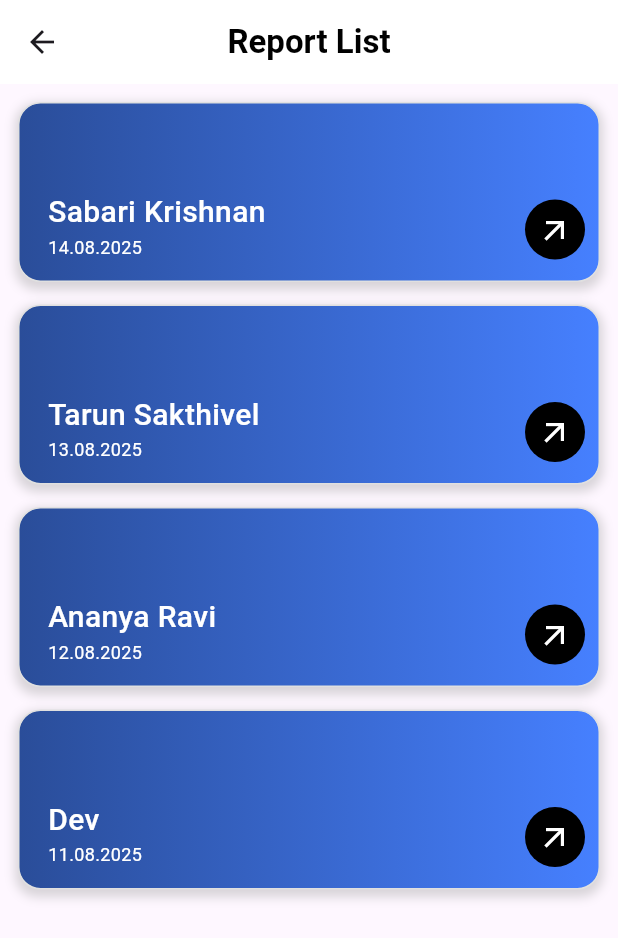
After one commit to tarun-sakthivel/Cognicare-app, a Flutter app: the HomePage screen opened directly, after a tap on "Reports", on a phone screen of 412 x 824 dp. The commit adds this screen. Shown: the top 938 px of the screen. Run offline on Flutter 3.47's test engine with Material 3 defaults, Android fonts, the phone set to English and light mode, and no system bars; our stand-ins replace bloc, camera, equatable, flutter_bloc, flutter_dotenv, permission_handler and 2 more; accounts and stored records are empty.

Commit message:
List view

```diff
--- a/lib/Screens/Home.dart
+++ b/lib/Screens/Home.dart
@@ -1,4 +1,5 @@
 import 'package:cognicare/Screens/Flow_exp.dart';
+import 'package:cognicare/Screens/ReportList.dart';
 import 'package:cognicare/utils/local_storage.dart' show LocalStorage;
 import 'package:flutter/material.dart';
 import 'package:flutter/services.dart';
@@ -111,7 +112,12 @@ class _HomePageState extends State<HomePage> {
                 SizedBox(
                   height: 30,
                 ),
-                Stack(
+                GestureDetector(
+                  onTap: () {
+                    Navigator.push(context,
+                        MaterialPageRoute(builder: (context) => ReportList()));
+                  },
+                  child: Stack(
                     children: [
                       Image.asset('assets/Images/Diagnose_button.png'),
                       Positioned(
@@ -144,6 +150,7 @@ class _HomePageState extends State<HomePage> {
                           child: Image.asset('assets/Images/report_icon.png',
                               height: 80)),
                     ],
+                  ),
                 ),
                 SizedBox(
                   height: 30,
@@ -201,7 +208,17 @@ class _HomePageState extends State<HomePage> {
                           fontSize: 20,
                           fontWeight: FontWeight.w500)),
                 ),
-                Reportwidget()
+                ReportWidget(
+                  name: 'Sabari Krishnan',
+                  date: '14.08.2025',
+                  onTap: () {
+                    // Handle navigation to details or report page
+                    ScaffoldMessenger.of(context).showSnackBar(
+                      SnackBar(
+                          content: Text("Opening report of Sabari Krishnan")),
+                    );
+                  },
+                )
               ],
             )),
       ),
--- /dev/null
+++ b/lib/Screens/ReportList.dart
@@ -0,0 +1,52 @@
+import 'package:cognicare/Widgets/reportWidget.dart';
+import 'package:flutter/material.dart';
+
+class ReportList extends StatefulWidget {
+  const ReportList({super.key});
+
+  @override
+  State<ReportList> createState() => _ReportListState();
+}
+
+class _ReportListState extends State<ReportList> {
+  // Sample report data (you can replace with your dynamic list)
+  final List<Map<String, String>> reports = [
+    {'name': 'Sabari Krishnan', 'date': '14.08.2025'},
+    {'name': 'Tarun Sakthivel', 'date': '13.08.2025'},
+    {'name': 'Ananya Ravi', 'date': '12.08.2025'},
+    {'name': 'Dev', 'date': '11.08.2025'},
+  ];
+
+  @override
+  Widget build(BuildContext context) {
+    return Scaffold(
+      appBar: AppBar(
+        title: const Text('Report List',
+            style: TextStyle(color: Colors.black, fontWeight: FontWeight.bold)),
+        centerTitle: true,
+        backgroundColor: const Color.fromARGB(255, 255, 255, 255),
+      ),
+      body: Padding(
+        padding: const EdgeInsets.all(12.0),
+        child: ListView.separated(
+          itemCount: reports.length,
+          separatorBuilder: (context, index) => const SizedBox(height: 15),
+          itemBuilder: (context, index) {
+            final report = reports[index];
+            return ReportWidget(
+              name: report['name']!,
+              date: report['date']!,
+              onTap: () {
+                // Handle navigation to details or report page
+                ScaffoldMessenger.of(context).showSnackBar(
+                  SnackBar(
+                      content: Text("Opening report of ${report['name']}")),
+                );
+              },
+            );
+          },
+        ),
+      ),
+    );
+  }
+}
--- a/lib/Widgets/reportWidget.dart
+++ b/lib/Widgets/reportWidget.dart
@@ -1,16 +1,23 @@
 import 'package:flutter/material.dart';
 
-class Reportwidget extends StatefulWidget {
-  const Reportwidget({super.key});
+class ReportWidget extends StatelessWidget {
+  final String name;
+  final String date;
+  final VoidCallback onTap;
+
+  const ReportWidget({
+    super.key,
+    required this.name,
+    required this.date,
+    required this.onTap,
+  });
 
   @override
-  State<Reportwidget> createState() => _ReportwidgetState();
-}
-
-class _ReportwidgetState extends State<Reportwidget> {
-  @override
   Widget build(BuildContext context) {
-    return Stack(children: [
+    return GestureDetector(
+      onTap: onTap,
+      child: Stack(
+        children: [
           Container(
             height: 120,
             decoration: BoxDecoration(
@@ -18,52 +25,48 @@ class _ReportwidgetState extends State<Reportwidget> {
               border: Border.all(color: Colors.grey.shade300, width: 1),
               boxShadow: [
                 BoxShadow(
-              color: Colors.grey.withOpacity(0.5),
+                  color: Colors.grey.withOpacity(0.4),
                   spreadRadius: 2,
                   blurRadius: 5,
-              offset: const Offset(0, 3), // changes position of shadow
+                  offset: const Offset(0, 3),
                 ),
               ],
               gradient: const LinearGradient(
                 colors: [
                   Color(0xFF2A4D99),
                   Color(0xFF4680FF),
-            ], // change as needed
+                ],
                 begin: Alignment.centerLeft,
                 end: Alignment.centerRight,
               ),
             ),
           ),
-      Positioned(
+          const Positioned(
             right: 10,
             bottom: 15,
             child: CircleAvatar(
               radius: 20,
               backgroundColor: Colors.black,
-          child: const Icon(
-            Icons.arrow_outward,
-            color: Colors.white,
+              child: Icon(Icons.arrow_outward, color: Colors.white),
             ),
           ),
-      ),
-      const Positioned(
+          Positioned(
             left: 20,
             bottom: 15,
             child: Column(
-          mainAxisAlignment: MainAxisAlignment.start,
               crossAxisAlignment: CrossAxisAlignment.start,
               children: [
                 Text(
-              "Sabari Krishnan",
-              style: TextStyle(
+                  name,
+                  style: const TextStyle(
                     color: Colors.white,
                     fontSize: 20,
                     fontWeight: FontWeight.w500,
                   ),
                 ),
                 Text(
-              "14.08.2025",
-              style: TextStyle(
+                  date,
+                  style: const TextStyle(
                     color: Colors.white,
                     fontSize: 12,
                     fontWeight: FontWeight.w400,
@@ -72,6 +75,8 @@ class _ReportwidgetState extends State<Reportwidget> {
               ],
             ),
           ),
-    ]);
+        ],
+      ),
+    );
   }
 }
```
Also changed, not shown: 1 other file. Lines whose indentation alone changed are shown as unchanged.
